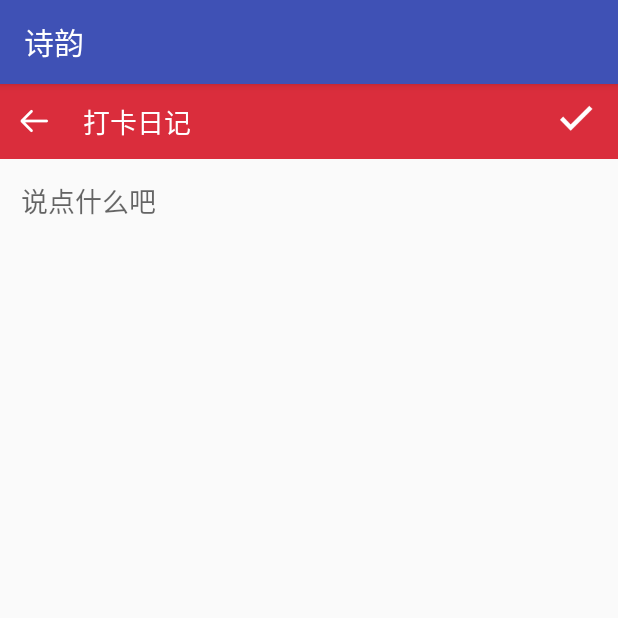
After one commit to zhangyiweizyw/PoetryRhyme, an Android app: the DakaActivity screen opened directly, with no data from a screen before it, on a phone screen of 412 x 824 dp, the top half of it. The commit adds this screen. Run offline under Robolectric (Android 15) with nearby library versions, the light colour scheme and no system bars; Roboto replaces fonts that are not available here.

Commit message:
随便写了一些首页和打卡的样式

```diff
--- a/PoetryDemo/app/src/main/AndroidManifest.xml
+++ b/PoetryDemo/app/src/main/AndroidManifest.xml
@@ -26,8 +26,10 @@
         <activity android:name=".drawer.WorksActivity" />
         <activity android:name=".drawer.CollectActivity" />
         <activity android:name=".drawer.SettingActivity" />
-        <activity android:name=".drawer.AboutActivity"></activity>
-        <activity android:name=".AddCommunity"></activity>
+        <activity android:name=".drawer.AboutActivity" />
+        <activity android:name=".AddCommunity" />
+        <activity android:name=".DakaActivity" />
+        <activity android:name=".DakaShareActivity"></activity>
     </application>
 
 </manifest>
--- /dev/null
+++ b/PoetryDemo/app/src/main/java/com/example/a15632/poetrydemo/DakaActivity.java
@@ -0,0 +1,13 @@
+package com.example.a15632.poetrydemo;
+
+import android.support.v7.app.AppCompatActivity;
+import android.os.Bundle;
+
+public class DakaActivity extends AppCompatActivity {
+
+    @Override
+    protected void onCreate(Bundle savedInstanceState) {
+        super.onCreate(savedInstanceState);
+        setContentView(R.layout.activity_daka);
+    }
+}
--- /dev/null
+++ b/PoetryDemo/app/src/main/res/layout/activity_daka.xml
@@ -0,0 +1,54 @@
+<?xml version="1.0" encoding="utf-8"?>
+<LinearLayout xmlns:android="http://schemas.android.com/apk/res/android"
+    android:layout_width="match_parent"
+    android:layout_height="match_parent"
+    android:orientation="vertical">
+    <RelativeLayout
+        android:background="#DA2D3C"
+        android:layout_width="match_parent"
+        android:layout_height="wrap_content">
+        <LinearLayout
+            android:layout_width="wrap_content"
+            android:layout_height="50dp"
+            android:orientation="horizontal"
+            android:padding="10dp">
+
+            <ImageView
+                android:clickable="true"
+                android:id="@+id/img_daka_back"
+                android:layout_width="25dp"
+                android:layout_height="25dp"
+                android:layout_gravity="center"
+                android:src="@drawable/leftwhite" />
+
+            <TextView
+
+                android:layout_width="wrap_content"
+                android:layout_height="wrap_content"
+                android:layout_gravity="center"
+                android:layout_marginLeft="20dp"
+                android:text="打卡日记"
+                android:textColor="#ffff"
+                android:textSize="18dp" />
+
+        </LinearLayout>
+        <ImageView
+            android:layout_marginRight="15dp"
+            android:layout_centerVertical="true"
+            android:layout_alignParentRight="true"
+            android:clickable="true"
+            android:src="@drawable/duigou"
+            android:layout_width="25dp"
+            android:layout_height="25dp" />
+
+    </RelativeLayout>
+
+    <EditText
+        android:padding="14dp"
+        android:background="@null"
+        android:hint="说点什么吧"
+        android:layout_width="match_parent"
+        android:layout_height="wrap_content" />
+
+
+</LinearLayout>
```
Also changed, not shown: PoetryDemo/app/src/main/java/com/example/a15632/poetrydemo/DakaShareActivity.java (added, +13 -0 lines), PoetryDemo/app/src/main/java/com/example/a15632/poetrydemo/Entity/Poetry.java (added, +36 -0 lines), PoetryDemo/app/src/main/java/com/example/a15632/poetrydemo/HomeFragment.java (+9 -0 lines), PoetryDemo/app/src/main/java/com/example/a15632/poetrydemo/ViewRecommendFragment.java (+45 -19 lines), PoetryDemo/app/src/main/res/layout/activity_daka_share.xml (added, +49 -0 lines), PoetryDemo/app/src/main/res/layout/item_recommend.xml (added, +34 -0 lines), PoetryDemo/app/src/main/res/layout/tab_home_layout.xml (+10 -0 lines), PoetryDemo/app/src/main/res/layout/view_recommend_fragment.xml (+81 -8 lines), PoetryDemo/app/src/main/res/drawable-v24/bg01.jpg (added), PoetryDemo/app/src/main/res/drawable-v24/bg02.jpg (added), PoetryDemo/app/src/main/res/drawable-v24/bg03.jpg (added), PoetryDemo/app/src/main/res/drawable-v24/daka.png (added), PoetryDemo/app/src/main/res/drawable-v24/daka01.png (added), PoetryDemo/app/src/main/res/drawable-v24/dakashare.png (added), 2 more files.
